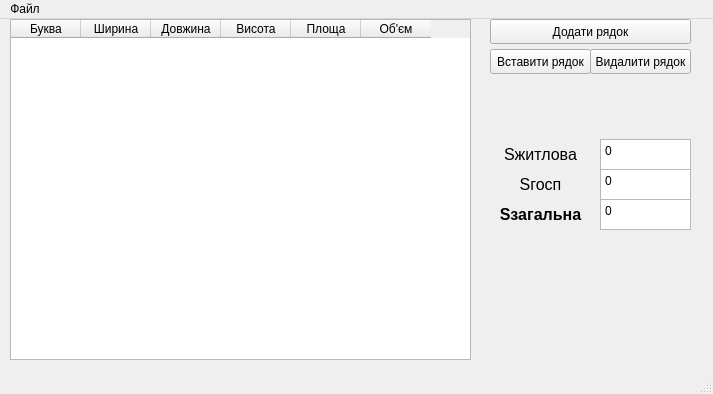
This is form.ui in Alex482Ukr/calcarea as Qt 5 draws it before an edit. The edited form follows.
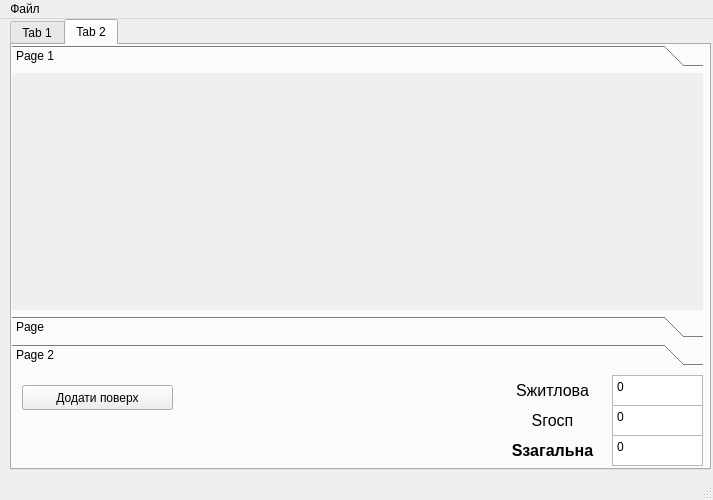
This is the edited form.

Commit message: sec tab

```diff
--- a/form.ui
+++ b/form.ui
@@ -7,7 +7,7 @@
     <x>0</x>
     <y>0</y>
     <width>713</width>
-    <height>394</height>
+    <height>500</height>
    </rect>
   </property>
   <property name="sizePolicy">
@@ -19,26 +19,42 @@
   <property name="minimumSize">
    <size>
     <width>713</width>
-    <height>394</height>
+    <height>500</height>
    </size>
   </property>
   <property name="maximumSize">
    <size>
     <width>713</width>
-    <height>394</height>
+    <height>500</height>
    </size>
   </property>
   <property name="windowTitle">
    <string>MainWindow</string>
   </property>
   <widget class="QWidget" name="centralwidget">
+   <widget class="QTabWidget" name="tabWidget">
+    <property name="geometry">
+     <rect>
+      <x>10</x>
+      <y>0</y>
+      <width>701</width>
+      <height>451</height>
+     </rect>
+    </property>
+    <property name="currentIndex">
+     <number>1</number>
+    </property>
+    <widget class="QWidget" name="tab">
+     <attribute name="title">
+      <string>Tab 1</string>
+     </attribute>
    <widget class="QTableWidget" name="tableWidget">
     <property name="geometry">
      <rect>
-      <x>10</x>
+        <x>0</x>
       <y>0</y>
       <width>461</width>
-      <height>341</height>
+        <height>411</height>
      </rect>
     </property>
     <attribute name="horizontalHeaderDefaultSectionSize">
@@ -75,10 +91,53 @@
      </property>
     </column>
    </widget>
+     <widget class="QLabel" name="label_3">
+      <property name="geometry">
+       <rect>
+        <x>480</x>
+        <y>100</y>
+        <width>101</width>
+        <height>31</height>
+       </rect>
+      </property>
+      <property name="font">
+       <font>
+        <pointsize>12</pointsize>
+       </font>
+      </property>
+      <property name="text">
+       <string>Sгосп</string>
+      </property>
+      <property name="alignment">
+       <set>Qt::AlignCenter</set>
+      </property>
+     </widget>
+     <widget class="QLabel" name="label_4">
+      <property name="geometry">
+       <rect>
+        <x>480</x>
+        <y>130</y>
+        <width>101</width>
+        <height>31</height>
+       </rect>
+      </property>
+      <property name="font">
+       <font>
+        <pointsize>12</pointsize>
+        <bold>true</bold>
+       </font>
+      </property>
+      <property name="text">
+       <string>Sзагальна</string>
+      </property>
+      <property name="alignment">
+       <set>Qt::AlignCenter</set>
+      </property>
+     </widget>
    <widget class="QPushButton" name="button_add_row">
     <property name="geometry">
      <rect>
-      <x>490</x>
+        <x>480</x>
       <y>0</y>
       <width>201</width>
       <height>25</height>
@@ -88,115 +147,11 @@
      <string>Додати рядок</string>
     </property>
    </widget>
-   <widget class="QTextBrowser" name="area_dwelling">
-    <property name="geometry">
-     <rect>
-      <x>600</x>
-      <y>120</y>
-      <width>91</width>
-      <height>31</height>
-     </rect>
-    </property>
-    <property name="html">
-     <string>&lt;!DOCTYPE HTML PUBLIC &quot;-//W3C//DTD HTML 4.0//EN&quot; &quot;http://www.w3.org/TR/REC-html40/strict.dtd&quot;&gt;
-&lt;html&gt;&lt;head&gt;&lt;meta name=&quot;qrichtext&quot; content=&quot;1&quot; /&gt;&lt;meta charset=&quot;utf-8&quot; /&gt;&lt;style type=&quot;text/css&quot;&gt;
-p, li { white-space: pre-wrap; }
-hr { height: 1px; border-width: 0; }
-li.unchecked::marker { content: &quot;\2610&quot;; }
-li.checked::marker { content: &quot;\2612&quot;; }
-&lt;/style&gt;&lt;/head&gt;&lt;body style=&quot; font-family:'Sans Serif'; font-size:9pt; font-weight:400; font-style:normal;&quot;&gt;
-&lt;p style=&quot; margin-top:0px; margin-bottom:0px; margin-left:0px; margin-right:0px; -qt-block-indent:0; text-indent:0px;&quot;&gt;0&lt;/p&gt;&lt;/body&gt;&lt;/html&gt;</string>
-    </property>
-   </widget>
-   <widget class="QLabel" name="label">
-    <property name="geometry">
-     <rect>
-      <x>490</x>
-      <y>120</y>
-      <width>101</width>
-      <height>31</height>
-     </rect>
-    </property>
-    <property name="font">
-     <font>
-      <pointsize>12</pointsize>
-     </font>
-    </property>
-    <property name="text">
-     <string>Sжитлова</string>
-    </property>
-    <property name="alignment">
-     <set>Qt::AlignCenter</set>
-    </property>
-   </widget>
-   <widget class="QLabel" name="label_3">
-    <property name="geometry">
-     <rect>
-      <x>490</x>
-      <y>150</y>
-      <width>101</width>
-      <height>31</height>
-     </rect>
-    </property>
-    <property name="font">
-     <font>
-      <pointsize>12</pointsize>
-     </font>
-    </property>
-    <property name="text">
-     <string>Sгосп</string>
-    </property>
-    <property name="alignment">
-     <set>Qt::AlignCenter</set>
-    </property>
-   </widget>
-   <widget class="QTextBrowser" name="area_economical">
-    <property name="geometry">
-     <rect>
-      <x>600</x>
-      <y>150</y>
-      <width>91</width>
-      <height>31</height>
-     </rect>
-    </property>
-    <property name="html">
-     <string>&lt;!DOCTYPE HTML PUBLIC &quot;-//W3C//DTD HTML 4.0//EN&quot; &quot;http://www.w3.org/TR/REC-html40/strict.dtd&quot;&gt;
-&lt;html&gt;&lt;head&gt;&lt;meta name=&quot;qrichtext&quot; content=&quot;1&quot; /&gt;&lt;meta charset=&quot;utf-8&quot; /&gt;&lt;style type=&quot;text/css&quot;&gt;
-p, li { white-space: pre-wrap; }
-hr { height: 1px; border-width: 0; }
-li.unchecked::marker { content: &quot;\2610&quot;; }
-li.checked::marker { content: &quot;\2612&quot;; }
-&lt;/style&gt;&lt;/head&gt;&lt;body style=&quot; font-family:'Sans Serif'; font-size:9pt; font-weight:400; font-style:normal;&quot;&gt;
-&lt;p style=&quot; margin-top:0px; margin-bottom:0px; margin-left:0px; margin-right:0px; -qt-block-indent:0; text-indent:0px;&quot;&gt;0&lt;/p&gt;&lt;/body&gt;&lt;/html&gt;</string>
-    </property>
-   </widget>
-   <widget class="QLabel" name="label_4">
-    <property name="geometry">
-     <rect>
-      <x>490</x>
-      <y>180</y>
-      <width>101</width>
-      <height>31</height>
-     </rect>
-    </property>
-    <property name="font">
-     <font>
-      <pointsize>12</pointsize>
-      <bold>true</bold>
-     </font>
-    </property>
-    <property name="text">
-     <string>Sзагальна</string>
-    </property>
-    <property name="alignment">
-     <set>Qt::AlignCenter</set>
-    </property>
-   </widget>
    <widget class="QTextBrowser" name="area_total">
     <property name="geometry">
      <rect>
-      <x>600</x>
-      <y>180</y>
+        <x>590</x>
+        <y>130</y>
       <width>91</width>
       <height>31</height>
      </rect>
@@ -215,7 +170,7 @@
    <widget class="QPushButton" name="button_insert_row">
     <property name="geometry">
      <rect>
-      <x>490</x>
+        <x>480</x>
       <y>30</y>
       <width>101</width>
       <height>25</height>
@@ -225,10 +180,71 @@
      <string>Вставити рядок</string>
     </property>
    </widget>
+     <widget class="QTextBrowser" name="area_economical">
+      <property name="geometry">
+       <rect>
+        <x>590</x>
+        <y>100</y>
+        <width>91</width>
+        <height>31</height>
+       </rect>
+      </property>
+      <property name="html">
+       <string>&lt;!DOCTYPE HTML PUBLIC &quot;-//W3C//DTD HTML 4.0//EN&quot; &quot;http://www.w3.org/TR/REC-html40/strict.dtd&quot;&gt;
+&lt;html&gt;&lt;head&gt;&lt;meta name=&quot;qrichtext&quot; content=&quot;1&quot; /&gt;&lt;meta charset=&quot;utf-8&quot; /&gt;&lt;style type=&quot;text/css&quot;&gt;
+p, li { white-space: pre-wrap; }
+hr { height: 1px; border-width: 0; }
+li.unchecked::marker { content: &quot;\2610&quot;; }
+li.checked::marker { content: &quot;\2612&quot;; }
+&lt;/style&gt;&lt;/head&gt;&lt;body style=&quot; font-family:'Sans Serif'; font-size:9pt; font-weight:400; font-style:normal;&quot;&gt;
+&lt;p style=&quot; margin-top:0px; margin-bottom:0px; margin-left:0px; margin-right:0px; -qt-block-indent:0; text-indent:0px;&quot;&gt;0&lt;/p&gt;&lt;/body&gt;&lt;/html&gt;</string>
+      </property>
+     </widget>
+     <widget class="QTextBrowser" name="area_dwelling">
+      <property name="geometry">
+       <rect>
+        <x>590</x>
+        <y>70</y>
+        <width>91</width>
+        <height>31</height>
+       </rect>
+      </property>
+      <property name="html">
+       <string>&lt;!DOCTYPE HTML PUBLIC &quot;-//W3C//DTD HTML 4.0//EN&quot; &quot;http://www.w3.org/TR/REC-html40/strict.dtd&quot;&gt;
+&lt;html&gt;&lt;head&gt;&lt;meta name=&quot;qrichtext&quot; content=&quot;1&quot; /&gt;&lt;meta charset=&quot;utf-8&quot; /&gt;&lt;style type=&quot;text/css&quot;&gt;
+p, li { white-space: pre-wrap; }
+hr { height: 1px; border-width: 0; }
+li.unchecked::marker { content: &quot;\2610&quot;; }
+li.checked::marker { content: &quot;\2612&quot;; }
+&lt;/style&gt;&lt;/head&gt;&lt;body style=&quot; font-family:'Sans Serif'; font-size:9pt; font-weight:400; font-style:normal;&quot;&gt;
+&lt;p style=&quot; margin-top:0px; margin-bottom:0px; margin-left:0px; margin-right:0px; -qt-block-indent:0; text-indent:0px;&quot;&gt;0&lt;/p&gt;&lt;/body&gt;&lt;/html&gt;</string>
+      </property>
+     </widget>
+     <widget class="QLabel" name="label">
+      <property name="geometry">
+       <rect>
+        <x>480</x>
+        <y>70</y>
+        <width>101</width>
+        <height>31</height>
+       </rect>
+      </property>
+      <property name="font">
+       <font>
+        <pointsize>12</pointsize>
+       </font>
+      </property>
+      <property name="text">
+       <string>Sжитлова</string>
+      </property>
+      <property name="alignment">
+       <set>Qt::AlignCenter</set>
+      </property>
+     </widget>
    <widget class="QPushButton" name="button_remove_row">
     <property name="geometry">
      <rect>
-      <x>590</x>
+        <x>580</x>
       <y>30</y>
       <width>101</width>
       <height>25</height>
@@ -237,6 +253,202 @@
     <property name="text">
      <string>Видалити рядок</string>
     </property>
+     </widget>
+    </widget>
+    <widget class="QWidget" name="tab_2">
+     <attribute name="title">
+      <string>Tab 2</string>
+     </attribute>
+     <widget class="QLabel" name="label_7">
+      <property name="geometry">
+       <rect>
+        <x>490</x>
+        <y>360</y>
+        <width>101</width>
+        <height>31</height>
+       </rect>
+      </property>
+      <property name="font">
+       <font>
+        <pointsize>12</pointsize>
+       </font>
+      </property>
+      <property name="text">
+       <string>Sгосп</string>
+      </property>
+      <property name="alignment">
+       <set>Qt::AlignCenter</set>
+      </property>
+     </widget>
+     <widget class="QLabel" name="label_8">
+      <property name="geometry">
+       <rect>
+        <x>490</x>
+        <y>390</y>
+        <width>101</width>
+        <height>31</height>
+       </rect>
+      </property>
+      <property name="font">
+       <font>
+        <pointsize>12</pointsize>
+        <bold>true</bold>
+       </font>
+      </property>
+      <property name="text">
+       <string>Sзагальна</string>
+      </property>
+      <property name="alignment">
+       <set>Qt::AlignCenter</set>
+      </property>
+     </widget>
+     <widget class="QTextBrowser" name="area_total_3">
+      <property name="geometry">
+       <rect>
+        <x>600</x>
+        <y>390</y>
+        <width>91</width>
+        <height>31</height>
+       </rect>
+      </property>
+      <property name="html">
+       <string>&lt;!DOCTYPE HTML PUBLIC &quot;-//W3C//DTD HTML 4.0//EN&quot; &quot;http://www.w3.org/TR/REC-html40/strict.dtd&quot;&gt;
+&lt;html&gt;&lt;head&gt;&lt;meta name=&quot;qrichtext&quot; content=&quot;1&quot; /&gt;&lt;meta charset=&quot;utf-8&quot; /&gt;&lt;style type=&quot;text/css&quot;&gt;
+p, li { white-space: pre-wrap; }
+hr { height: 1px; border-width: 0; }
+li.unchecked::marker { content: &quot;\2610&quot;; }
+li.checked::marker { content: &quot;\2612&quot;; }
+&lt;/style&gt;&lt;/head&gt;&lt;body style=&quot; font-family:'Sans Serif'; font-size:9pt; font-weight:400; font-style:normal;&quot;&gt;
+&lt;p style=&quot; margin-top:0px; margin-bottom:0px; margin-left:0px; margin-right:0px; -qt-block-indent:0; text-indent:0px;&quot;&gt;0&lt;/p&gt;&lt;/body&gt;&lt;/html&gt;</string>
+      </property>
+     </widget>
+     <widget class="QTextBrowser" name="area_economical_3">
+      <property name="geometry">
+       <rect>
+        <x>600</x>
+        <y>360</y>
+        <width>91</width>
+        <height>31</height>
+       </rect>
+      </property>
+      <property name="html">
+       <string>&lt;!DOCTYPE HTML PUBLIC &quot;-//W3C//DTD HTML 4.0//EN&quot; &quot;http://www.w3.org/TR/REC-html40/strict.dtd&quot;&gt;
+&lt;html&gt;&lt;head&gt;&lt;meta name=&quot;qrichtext&quot; content=&quot;1&quot; /&gt;&lt;meta charset=&quot;utf-8&quot; /&gt;&lt;style type=&quot;text/css&quot;&gt;
+p, li { white-space: pre-wrap; }
+hr { height: 1px; border-width: 0; }
+li.unchecked::marker { content: &quot;\2610&quot;; }
+li.checked::marker { content: &quot;\2612&quot;; }
+&lt;/style&gt;&lt;/head&gt;&lt;body style=&quot; font-family:'Sans Serif'; font-size:9pt; font-weight:400; font-style:normal;&quot;&gt;
+&lt;p style=&quot; margin-top:0px; margin-bottom:0px; margin-left:0px; margin-right:0px; -qt-block-indent:0; text-indent:0px;&quot;&gt;0&lt;/p&gt;&lt;/body&gt;&lt;/html&gt;</string>
+      </property>
+     </widget>
+     <widget class="QTextBrowser" name="area_dwelling_3">
+      <property name="geometry">
+       <rect>
+        <x>600</x>
+        <y>330</y>
+        <width>91</width>
+        <height>31</height>
+       </rect>
+      </property>
+      <property name="html">
+       <string>&lt;!DOCTYPE HTML PUBLIC &quot;-//W3C//DTD HTML 4.0//EN&quot; &quot;http://www.w3.org/TR/REC-html40/strict.dtd&quot;&gt;
+&lt;html&gt;&lt;head&gt;&lt;meta name=&quot;qrichtext&quot; content=&quot;1&quot; /&gt;&lt;meta charset=&quot;utf-8&quot; /&gt;&lt;style type=&quot;text/css&quot;&gt;
+p, li { white-space: pre-wrap; }
+hr { height: 1px; border-width: 0; }
+li.unchecked::marker { content: &quot;\2610&quot;; }
+li.checked::marker { content: &quot;\2612&quot;; }
+&lt;/style&gt;&lt;/head&gt;&lt;body style=&quot; font-family:'Sans Serif'; font-size:9pt; font-weight:400; font-style:normal;&quot;&gt;
+&lt;p style=&quot; margin-top:0px; margin-bottom:0px; margin-left:0px; margin-right:0px; -qt-block-indent:0; text-indent:0px;&quot;&gt;0&lt;/p&gt;&lt;/body&gt;&lt;/html&gt;</string>
+      </property>
+     </widget>
+     <widget class="QLabel" name="label_9">
+      <property name="geometry">
+       <rect>
+        <x>490</x>
+        <y>330</y>
+        <width>101</width>
+        <height>31</height>
+       </rect>
+      </property>
+      <property name="font">
+       <font>
+        <pointsize>12</pointsize>
+       </font>
+      </property>
+      <property name="text">
+       <string>Sжитлова</string>
+      </property>
+      <property name="alignment">
+       <set>Qt::AlignCenter</set>
+      </property>
+     </widget>
+     <widget class="QToolBox" name="toolBox">
+      <property name="geometry">
+       <rect>
+        <x>0</x>
+        <y>0</y>
+        <width>691</width>
+        <height>321</height>
+       </rect>
+      </property>
+      <property name="currentIndex">
+       <number>0</number>
+      </property>
+      <widget class="QWidget" name="page">
+       <property name="geometry">
+        <rect>
+         <x>0</x>
+         <y>0</y>
+         <width>691</width>
+         <height>228</height>
+        </rect>
+       </property>
+       <attribute name="label">
+        <string>Page 1</string>
+       </attribute>
+      </widget>
+      <widget class="QWidget" name="page_3">
+       <attribute name="label">
+        <string>Page</string>
+       </attribute>
+      </widget>
+      <widget class="QWidget" name="page_2">
+       <property name="geometry">
+        <rect>
+         <x>0</x>
+         <y>0</y>
+         <width>691</width>
+         <height>228</height>
+        </rect>
+       </property>
+       <attribute name="label">
+        <string>Page 2</string>
+       </attribute>
+      </widget>
+     </widget>
+     <widget class="QPushButton" name="button_add_floor">
+      <property name="geometry">
+       <rect>
+        <x>10</x>
+        <y>340</y>
+        <width>151</width>
+        <height>25</height>
+       </rect>
+      </property>
+      <property name="text">
+       <string>Додати поверх</string>
+      </property>
+     </widget>
+     <zorder>toolBox</zorder>
+     <zorder>area_economical_3</zorder>
+     <zorder>area_total_3</zorder>
+     <zorder>area_dwelling_3</zorder>
+     <zorder>label_8</zorder>
+     <zorder>label_9</zorder>
+     <zorder>label_7</zorder>
+     <zorder>button_add_floor</zorder>
+    </widget>
    </widget>
   </widget>
   <widget class="QMenuBar" name="menubar">
```
Lines whose indentation alone changed are shown as unchanged. The commit also changes 2 other files.
